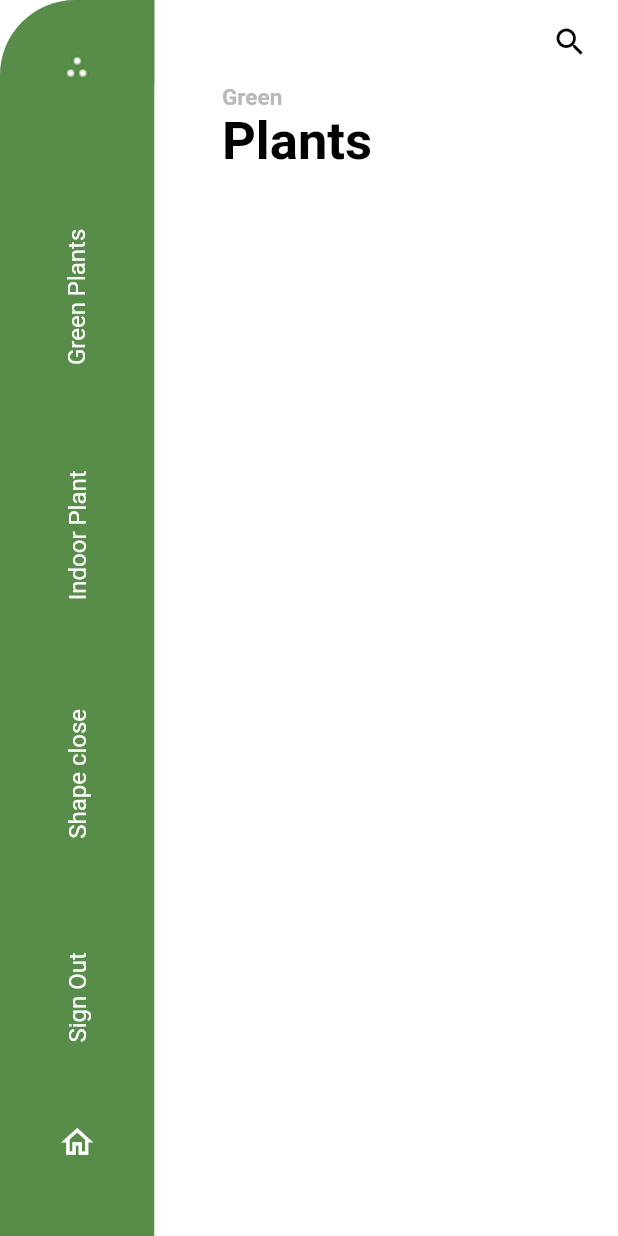
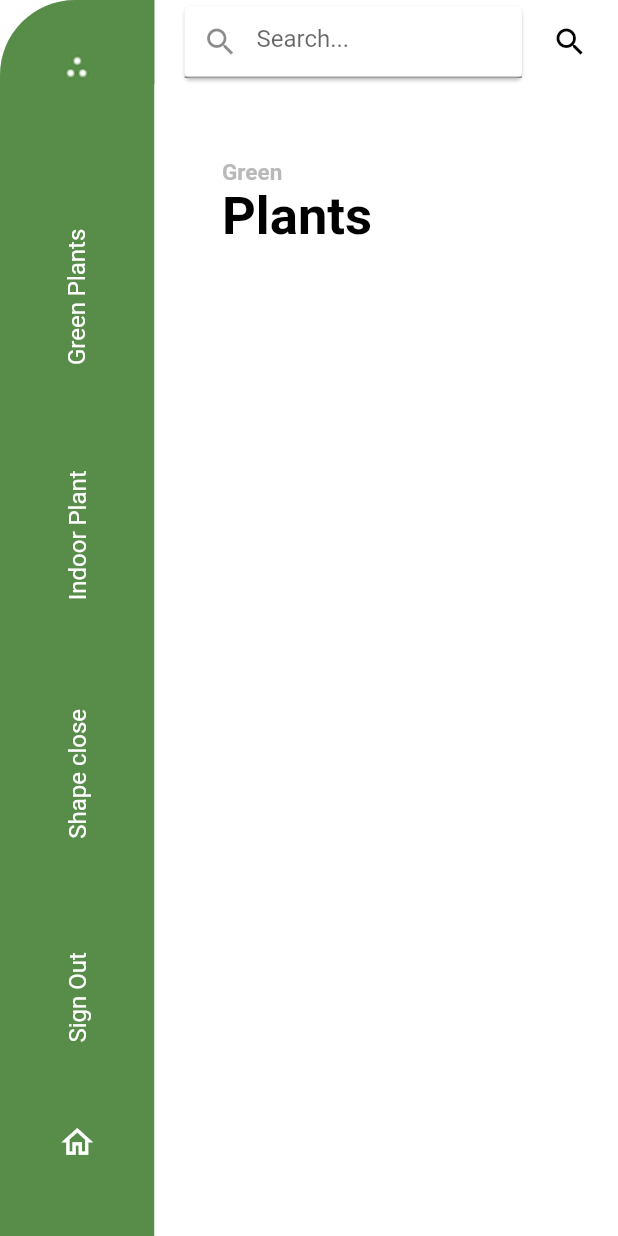
Before and after one commit to ArjunMalhotra07/PlantGreens, a Flutter app: the screen it shows once a user with an empty profile is signed in, on a phone screen of 412 x 824 dp. Run offline on Flutter 3.47's test engine with Material 2 defaults, Android fonts, the light colour scheme and no system bars; our stand-ins replace cloud_firestore, email_validator, firebase_auth, firebase_core, smooth_page_indicator; missing offline and left inert: cloud_firestore_web, firebase_auth_web, firebase_core_web; accounts and stored records are empty.

Commit message:
Added search on menu page

```diff
--- a/lib/plantPages/menu_Page.dart
+++ b/lib/plantPages/menu_Page.dart
@@ -2,6 +2,7 @@ import 'dart:math';
 import 'package:cloud_firestore/cloud_firestore.dart';
 import 'package:firebase_auth/firebase_auth.dart';
 import 'package:flutter/material.dart';
+import 'package:flutter/services.dart';
 import 'package:inheritedwidget/plantPages/testPage.dart';
 import '../auth/login_page.dart';
 import 'details_Page.dart';
@@ -24,25 +25,46 @@ class _MenuPageState extends State<MenuPage> {
       FirebaseFirestore.instance.collection('collection3');
 
   int selectedIndex = 0;
+  bool showSearchTextField = false;
+  String name = "";
+
   @override
   Widget build(BuildContext context) {
     var height = MediaQuery.of(context).size.height;
     var width = MediaQuery.of(context).size.width;
-    return Scaffold(
+    return AnnotatedRegion<SystemUiOverlayStyle>(
+      value: const SystemUiOverlayStyle(
+        statusBarColor: Colors.transparent,
+      ),
+      child: Scaffold(
           appBar: AppBar(
+            title: Card(
+              child: TextField(
+                decoration: const InputDecoration(
+                    prefixIcon: Icon(Icons.search), hintText: 'Search...'),
+                onChanged: (val) {
+                  setState(() {
+                    name = val;
+                  });
+                },
+              ),
+            ),
             leadingWidth: MediaQuery.of(context).size.width * .25,
             actions: [
               Padding(
                 padding: const EdgeInsets.only(right: 20.0),
                 child: GestureDetector(
                   onTap: () {
-                  Navigator.of(context).push(
-                    MaterialPageRoute(
-                      builder: (context) => TestPage(
-                        selectedIndex: selectedIndex,
-                      ),
-                    ),
-                  );
+                    print("Clicked Search");
+                    print(showSearchTextField);
+                    showSearchTextField = !showSearchTextField;
+                    // Navigator.of(context).push(
+                    //   MaterialPageRoute(
+                    //     builder: (context) => TestPage(
+                    //       selectedIndex: selectedIndex,
+                    //     ),
+                    //   ),
+                    // );
                   },
                   child: const Icon(
                     Icons.search,
@@ -66,7 +88,8 @@ class _MenuPageState extends State<MenuPage> {
             backgroundColor: Colors.white,
             elevation: 0,
           ),
-        body: body(height, width));
+          body: body(height, width)),
+    );
   }
 
   Widget left() {
@@ -181,7 +204,7 @@ class _MenuPageState extends State<MenuPage> {
                   children: [
                     // Child 1. Green Plants Column.
                     Padding(
-                      padding: const EdgeInsets.only(left: 45.0),
+                      padding: const EdgeInsets.only(left: 45.0, top: 50),
                       child: Column(
                         crossAxisAlignment: CrossAxisAlignment.start,
                         children: const [
@@ -214,12 +237,27 @@ class _MenuPageState extends State<MenuPage> {
                             print("name -- > ${data['plant_name']}");
                             print("name -- > ${data['pictureofPlant']}");
                             print("****");
+                            // return plantsListRightSide(
+                            //     data['pictureofPlant'],
+                            //     data['plant_name'],
+                            //     data['description'],
+                            //     data['price'],
+                            //     context);
+
+                            if (data['plant_name']
+                                .toString()
+                                .toLowerCase()
+                                .contains(name.toLowerCase())) {
                               return plantsListRightSide(
                                   data['pictureofPlant'],
                                   data['plant_name'],
                                   data['description'],
                                   data['price'],
                                   context);
+                              ;
+                            } else {
+                              return Container();
+                            }
                           }),
                     )
                   ],
--- a/lib/plantPages/testPage.dart
+++ b/lib/plantPages/testPage.dart
@@ -53,9 +53,7 @@ class _TestPageState extends State<TestPage> {
                     itemBuilder: (context, index) {
                       var data = snapshots.data!.docs[index].data()
                           as Map<String, dynamic>;
-                      if (name == "") {
-                        return Container();
-                      }
+
                       if (data['plant_name']
                           .toString()
                           .toLowerCase()
```
Lines whose indentation alone changed are shown as unchanged.
